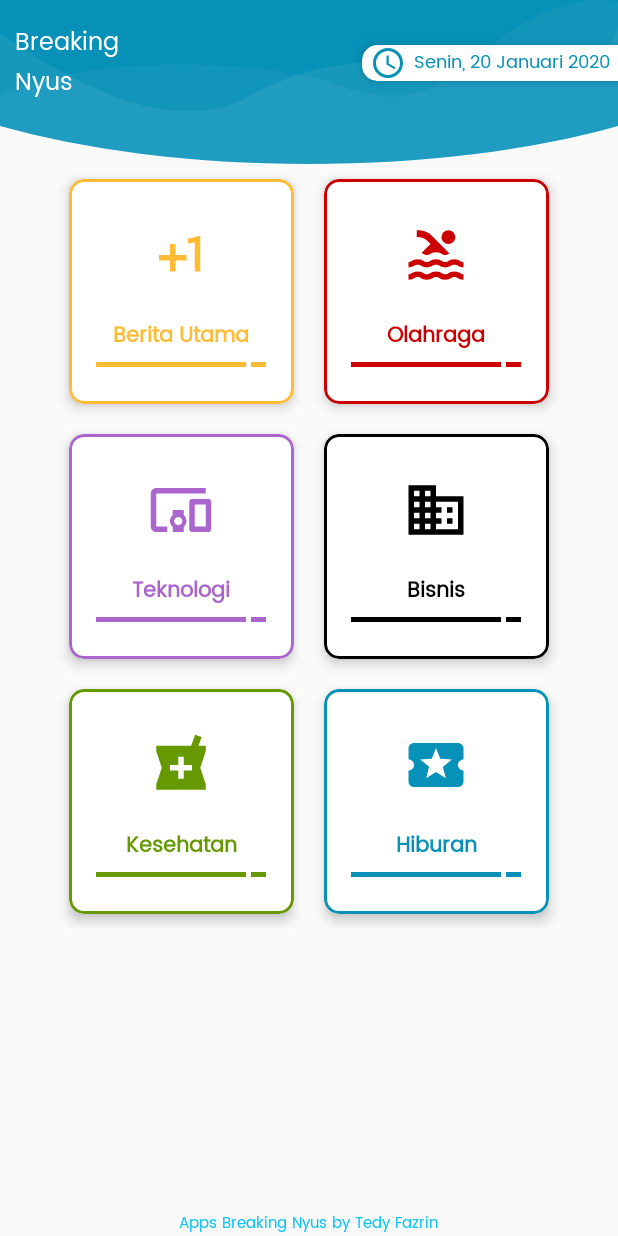
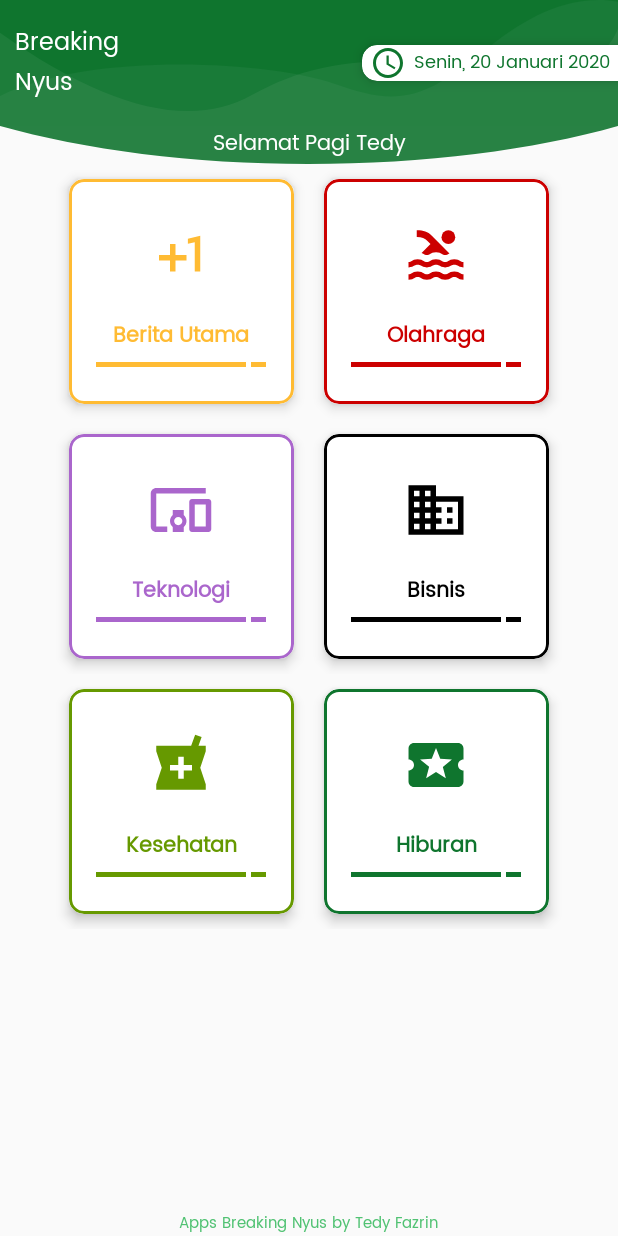
Before and after one commit to tedy69/BreakingNyus, an Android app: the screen it shows after launch (MainActivity), on a phone screen of 412 x 824 dp. Run offline under Robolectric (Android 15) with nearby library versions, the phone set to English and light mode, and no system bars.

Commit message:
Update BreakingNyus

```diff
--- a/app/src/main/java/tech/tedybear/breakingnyus/activities/MainActivity.java
+++ b/app/src/main/java/tech/tedybear/breakingnyus/activities/MainActivity.java
@@ -4,6 +4,8 @@ import android.content.Intent;
 import android.os.Bundle;
 import android.text.format.DateFormat;
 import android.view.View;
+import android.view.animation.Animation;
+import android.view.animation.AnimationUtils;
 import android.widget.TextView;
 
 import androidx.appcompat.app.AppCompatActivity;
@@ -18,8 +20,9 @@ import tech.tedybear.breakingnyus.R;
 public class MainActivity extends AppCompatActivity implements View.OnClickListener {
 
     MaterialCardView cvHead, cvSports, cvTechno, cvBusiness, cvHealth, cvEntertaiment;
-    TextView tvToday;
+    TextView tvToday, tvMainSalam;
     String hariIni;
+    Animation animTv;
 
     @Override
     protected void onCreate(Bundle savedInstanceState) {
@@ -41,6 +44,10 @@ public class MainActivity extends AppCompatActivity implements View.OnClickListe
         cvEntertaiment.setOnClickListener(this);
 
         tvToday = findViewById(R.id.tvDate);
+        tvMainSalam = findViewById(R.id.tvMainSalam);
+        animTv = AnimationUtils.loadAnimation(this, R.anim.anim_tv);
+        tvMainSalam.startAnimation(animTv);
+
         Date dateNow = Calendar.getInstance().getTime();
         hariIni = (String) DateFormat.format("EEEE", dateNow);
         if (hariIni.equalsIgnoreCase("sunday")) {
@@ -60,7 +67,21 @@ public class MainActivity extends AppCompatActivity implements View.OnClickListe
         }
 
         getToday();
+        setSalam();
+    }
 
+    private void setSalam() {
+        Calendar calendar = Calendar.getInstance();
+        int timeOfDay = calendar.get(Calendar.HOUR_OF_DAY);
+        if (timeOfDay >= 0 && timeOfDay < 12) {
+            tvMainSalam.setText("Selamat Pagi" + " " + "Tedy");
+        } else if (timeOfDay >= 12 && timeOfDay < 15) {
+            tvMainSalam.setText("Selamat Siang" + " " + "Tedy");
+        } else if (timeOfDay >= 15 && timeOfDay < 18) {
+            tvMainSalam.setText("Selamat Sore" + " " + "Tedy");
+        } else if (timeOfDay >= 18 && timeOfDay < 24) {
+            tvMainSalam.setText("Selamat Malam" + " " + "Tedy");
+        }
     }
 
     private void getToday() {
--- /dev/null
+++ b/app/src/main/res/anim/anim_tv.xml
@@ -0,0 +1,10 @@
+<?xml version="1.0" encoding="utf-8"?>
+<set xmlns:android="http://schemas.android.com/apk/res/android">
+    <alpha
+        android:duration="1000"
+        android:fromAlpha="0.0"
+        android:interpolator="@android:anim/accelerate_interpolator"
+        android:repeatCount="infinite"
+        android:repeatMode="reverse"
+        android:toAlpha="1.0" />
+</set>
--- a/app/src/main/res/drawable-v24/bg_home_curve.xml
+++ b/app/src/main/res/drawable-v24/bg_home_curve.xml
@@ -5,7 +5,7 @@
     android:viewportWidth="360.0"
     android:viewportHeight="34.0">
     <path
-        android:fillColor="#ff1f9cbf"
+        android:fillColor="#288244"
         android:fillType="evenOdd"
         android:pathData="M179.517,34c68.326,0 131.1,-12.556 180.478,-34.028C359.998,-11.173 360,-46.498 360,-106L0,-106v105.972C49.23,21.193 111.636,34 179.517,34z" />
 </vector>
--- a/app/src/main/res/drawable-v24/bg_home_wave.xml
+++ b/app/src/main/res/drawable-v24/bg_home_wave.xml
@@ -5,7 +5,7 @@
     android:viewportWidth="360.0"
     android:viewportHeight="84.0">
     <path
-        android:fillColor="#ff0691b8"
+        android:fillColor="#0f752e"
         android:fillType="evenOdd"
         android:pathData="M-120,-20a300,160 0,1 0,600 0a300,160 0,1 0,-600 0z"
         android:strokeWidth="1.0"
--- a/app/src/main/res/drawable-v24/ic_date.xml
+++ b/app/src/main/res/drawable-v24/ic_date.xml
@@ -1,7 +1,7 @@
 <vector xmlns:android="http://schemas.android.com/apk/res/android"
     android:width="24dp"
     android:height="24dp"
-    android:tint="#0691B8"
+    android:tint="#0f752e"
     android:viewportWidth="24.0"
     android:viewportHeight="24.0">
     <path
--- a/app/src/main/res/layout/activity_main.xml
+++ b/app/src/main/res/layout/activity_main.xml
@@ -72,7 +72,18 @@
         android:layout_height="25dp"
         android:layout_below="@+id/toolbarMain"
         android:background="@drawable/bg_home_curve"
-        android:orientation="horizontal" />
+        android:orientation="horizontal" >
+
+        <TextView
+            android:id="@+id/tvMainSalam"
+            android:layout_width="match_parent"
+            android:layout_height="wrap_content"
+            android:elevation="5dp"
+            android:gravity="center"
+            android:text="Selamat Pagi"
+            android:textColor="@android:color/white"
+            android:textSize="14sp" />
+    </LinearLayout>
 
     <include layout="@layout/item_main_grid" />
 
--- a/app/src/main/res/values/colors.xml
+++ b/app/src/main/res/values/colors.xml
@@ -1,6 +1,6 @@
 <?xml version="1.0" encoding="utf-8"?>
 <resources>
-    <color name="colorPrimary">#ff0691b8</color>
-    <color name="colorPrimaryDark">#ff0691b8</color>
-    <color name="colorAccent">#ff05c3f9</color>
+    <color name="colorPrimary">#0f752e</color>
+    <color name="colorPrimaryDark">#0f752e</color>
+    <color name="colorAccent">#51C273</color>
 </resources>
```
Also changed, not shown: 114 other files.
